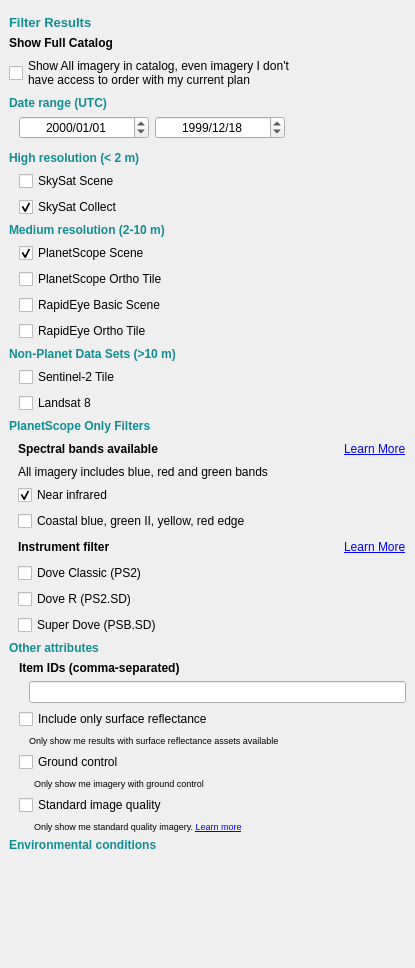
Qt form planet_explorer/ui/pe_daily_filter_base.ui (planetlabs/qgis-planet-plugin) before a commit.
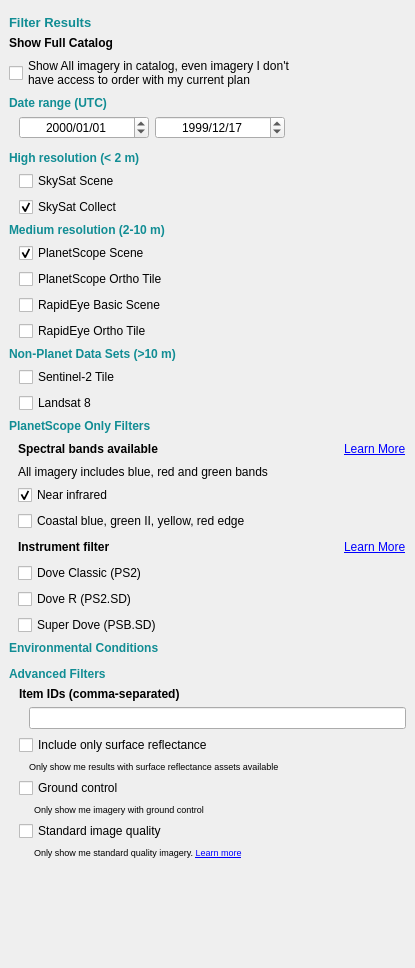
The same form after that commit. Custom widgets are drawn as their Qt base class.

Patch:
```diff
--- a/planet_explorer/ui/pe_daily_filter_base.ui
+++ b/planet_explorer/ui/pe_daily_filter_base.ui
@@ -183,7 +183,7 @@
              <second>0</second>
              <year>1999</year>
              <month>12</month>
-             <day>18</day>
+             <day>17</day>
             </datetime>
            </property>
            <property name="time">
@@ -578,13 +578,77 @@
          </widget>
         </widget>
        </item>
+       <item>
+        <widget class="QFrame" name="frameFilters">
+         <property name="frameShape">
+          <enum>QFrame::NoFrame</enum>
+         </property>
+         <property name="frameShadow">
+          <enum>QFrame::Raised</enum>
+         </property>
+         <layout class="QVBoxLayout" name="verticalLayout_6">
+          <property name="leftMargin">
+           <number>0</number>
+          </property>
+          <property name="topMargin">
+           <number>0</number>
+          </property>
+          <property name="rightMargin">
+           <number>0</number>
+          </property>
+          <property name="bottomMargin">
+           <number>0</number>
+          </property>
+          <item>
+           <widget class="QLabel" name="label_3">
+            <property name="font">
+             <font>
+              <weight>75</weight>
+              <bold>true</bold>
+             </font>
+            </property>
+            <property name="styleSheet">
+             <string notr="true">color: rgb(17, 141, 148);</string>
+            </property>
+            <property name="text">
+             <string>Environmental Conditions</string>
+            </property>
+           </widget>
+          </item>
+          <item>
+           <widget class="QFrame" name="frameRangeSliders">
+            <property name="frameShape">
+             <enum>QFrame::NoFrame</enum>
+            </property>
+            <property name="frameShadow">
+             <enum>QFrame::Raised</enum>
+            </property>
+            <layout class="QVBoxLayout" name="verticalLayout_3">
+             <property name="leftMargin">
+              <number>10</number>
+             </property>
+             <property name="topMargin">
+              <number>0</number>
+             </property>
+             <property name="rightMargin">
+              <number>0</number>
+             </property>
+             <property name="bottomMargin">
+              <number>0</number>
+             </property>
+            </layout>
+           </widget>
+          </item>
+         </layout>
+        </widget>
+       </item>
        <item>
         <widget class="QLabel" name="label_5">
          <property name="styleSheet">
           <string notr="true">color: rgb(17, 141, 148);</string>
          </property>
          <property name="text">
-          <string>&lt;html&gt;&lt;head/&gt;&lt;body&gt;&lt;p&gt;&lt;span style=&quot; font-weight:600;&quot;&gt;Other attributes&lt;/span&gt;&lt;/p&gt;&lt;/body&gt;&lt;/html&gt;</string>
+          <string>&lt;html&gt;&lt;head/&gt;&lt;body&gt;&lt;p&gt;&lt;span style=&quot; font-weight:600;&quot;&gt;Advanced Filters&lt;/span&gt;&lt;/p&gt;&lt;/body&gt;&lt;/html&gt;</string>
          </property>
         </widget>
        </item>
@@ -711,7 +775,7 @@
                </font>
               </property>
               <property name="text">
-               <string>Only show me standard quality imagery. &lt;a href=&quot;standardimagery&quot;&gt;Learn more&lt;/a&gt;</string>
+               <string>Only show me standard quality imagery. &lt;a href=&quot;https://developers.planet.com/docs/data/planetscope/#image-quality-standard-vs-test-imagery&quot;&gt;Learn more&lt;/a&gt;</string>
               </property>
               <property name="openExternalLinks">
                <bool>true</bool>
@@ -723,70 +787,6 @@
          </layout>
         </widget>
        </item>
-       <item>
-        <widget class="QFrame" name="frameFilters">
-         <property name="frameShape">
-          <enum>QFrame::NoFrame</enum>
-         </property>
-         <property name="frameShadow">
-          <enum>QFrame::Raised</enum>
-         </property>
-         <layout class="QVBoxLayout" name="verticalLayout_6">
-          <property name="leftMargin">
-           <number>0</number>
-          </property>
-          <property name="topMargin">
-           <number>0</number>
-          </property>
-          <property name="rightMargin">
-           <number>0</number>
-          </property>
-          <property name="bottomMargin">
-           <number>0</number>
-          </property>
-          <item>
-           <widget class="QLabel" name="label_3">
-            <property name="font">
-             <font>
-              <weight>75</weight>
-              <bold>true</bold>
-             </font>
-            </property>
-            <property name="styleSheet">
-             <string notr="true">color: rgb(17, 141, 148);</string>
-            </property>
-            <property name="text">
-             <string>Environmental conditions</string>
-            </property>
-           </widget>
-          </item>
-          <item>
-           <widget class="QFrame" name="frameRangeSliders">
-            <property name="frameShape">
-             <enum>QFrame::NoFrame</enum>
-            </property>
-            <property name="frameShadow">
-             <enum>QFrame::Raised</enum>
-            </property>
-            <layout class="QVBoxLayout" name="verticalLayout_3">
-             <property name="leftMargin">
-              <number>10</number>
-             </property>
-             <property name="topMargin">
-              <number>0</number>
-             </property>
-             <property name="rightMargin">
-              <number>0</number>
-             </property>
-             <property name="bottomMargin">
-              <number>0</number>
-             </property>
-            </layout>
-           </widget>
-          </item>
-         </layout>
-        </widget>
-       </item>
        <item>
         <spacer name="verticalSpacer">
          <property name="orientation">
```
